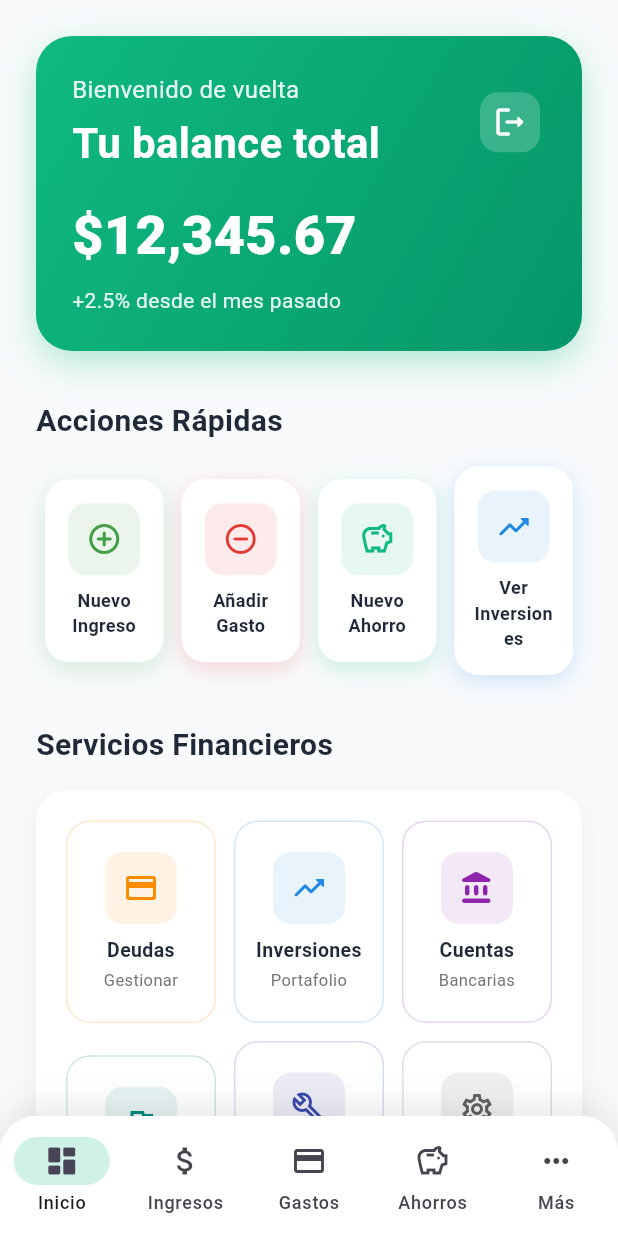
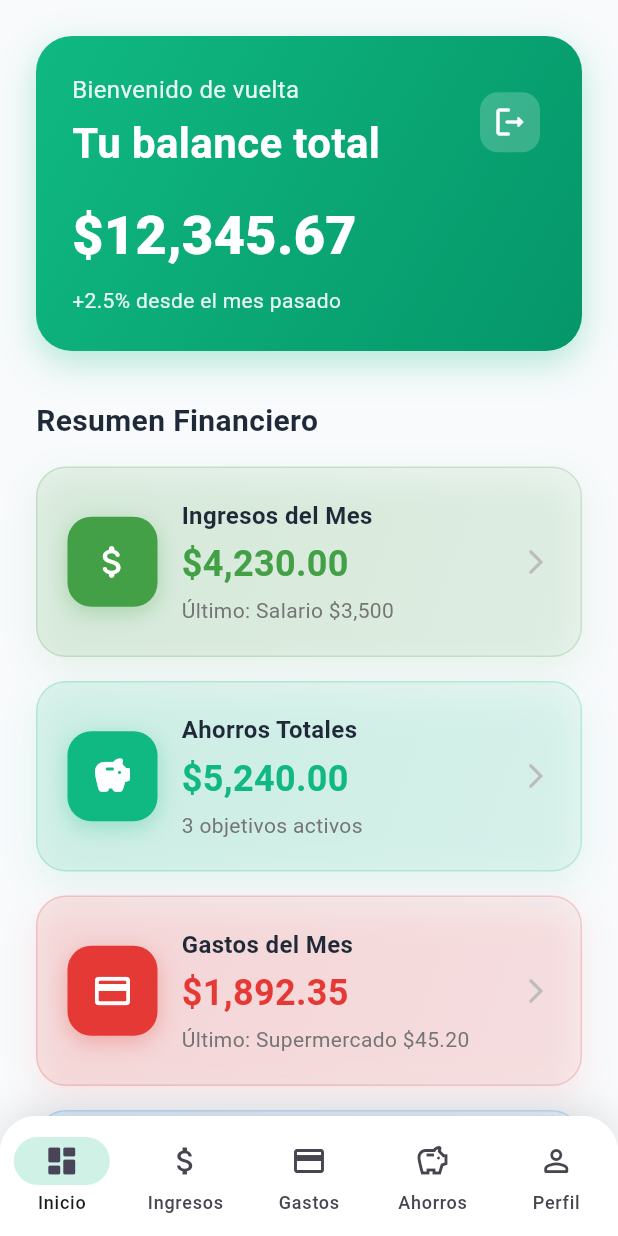
Before and after one commit to DaniielJr10/Wallet-Flow-app-movil, a Flutter app: the screen it shows once a user with an empty profile is signed in, on a phone screen of 412 x 824 dp. Run offline on Flutter 3.47's test engine with Material 3 defaults, Android fonts, the phone set to English and light mode, and no system bars; our stand-ins replace cloud_firestore, firebase_auth, firebase_core; accounts and stored records are empty; Roboto replaces fonts that are missing (SF Pro Text).

Commit message:
por ahora bien

```diff
--- a/lib/pantallas/principal.dart
+++ b/lib/pantallas/principal.dart
@@ -432,76 +432,7 @@ class _PantallaPrincipalState extends State<PantallaPrincipal>
 
             const SizedBox(height: 32),
 
-            // Acciones rápidas
-            const Text(
-              'Acciones Rápidas',
-              style: TextStyle(
-                fontSize: 20,
-                fontWeight: FontWeight.w700,
-                color: Color(0xFF1F2937),
-              ),
-            ),
-            const SizedBox(height: 16),
-            Row(
-              children: [
-                _buildQuickActionButton(
-                  title: 'Nuevo\nIngreso',
-                  icon: Icons.add_circle_outline_rounded,
-                  color: Colors.green.shade600,
-                  onTap: () => _navigateToSection(1), // Ingresos
-                ),
-                _buildQuickActionButton(
-                  title: 'Añadir\nGasto',
-                  icon: Icons.remove_circle_outline_rounded,
-                  color: Colors.red.shade600,
-                  onTap: () => _navigateToSection(2), // Gastos
-                ),
-                _buildQuickActionButton(
-                  title: 'Nuevo\nAhorro',
-                  icon: Icons.savings_outlined,
-                  color: const Color(0xFF10B981),
-                  onTap: () => _navigateToSection(3), // Ahorros
-                ),
-                _buildQuickActionButton(
-                  title: 'Ver\nInversiones',
-                  icon: Icons.trending_up_rounded,
-                  color: Colors.blue.shade600,
-                  onTap: () => _navigateToSection(5), // Inversiones
-                ),
-              ],
-            ),
-
-            const SizedBox(height: 32),
-
-            // Menú de servicios organizados
-            const Text(
-              'Servicios Financieros',
-              style: TextStyle(
-                fontSize: 20,
-                fontWeight: FontWeight.w700,
-                color: Color(0xFF1F2937),
-              ),
-            ),
-            const SizedBox(height: 16),
-
-            _buildFinancialServicesMenu(),
-
-            const SizedBox(height: 32),
-
-            // Análisis rápido
-            const Text(
-              'Análisis Rápido',
-              style: TextStyle(
-                fontSize: 20,
-                fontWeight: FontWeight.w700,
-                color: Color(0xFF1F2937),
-              ),
-            ),
-            const SizedBox(height: 16),
-
-            _buildQuickAnalysis(),
-
-            const SizedBox(height: 32),
+            // ...existing code...
 
             // Resumen financiero
             const Text(
@@ -513,7 +444,6 @@ class _PantallaPrincipalState extends State<PantallaPrincipal>
               ),
             ),
             const SizedBox(height: 16),
-
             _buildFinancialCard(
               title: 'Ingresos del Mes',
               amount: '\$4,230.00',
@@ -522,7 +452,6 @@ class _PantallaPrincipalState extends State<PantallaPrincipal>
               subtitle: 'Último: Salario \$3,500',
               onTap: () => _navigateToSection(1),
             ),
-
             _buildFinancialCard(
               title: 'Ahorros Totales',
               amount: '\$5,240.00',
@@ -531,7 +460,6 @@ class _PantallaPrincipalState extends State<PantallaPrincipal>
               subtitle: '3 objetivos activos',
               onTap: () => _navigateToSection(3),
             ),
-
             _buildFinancialCard(
               title: 'Gastos del Mes',
               amount: '\$1,892.35',
@@ -540,7 +468,6 @@ class _PantallaPrincipalState extends State<PantallaPrincipal>
               subtitle: 'Último: Supermercado \$45.20',
               onTap: () => _navigateToSection(2),
             ),
-
             _buildFinancialCard(
               title: 'Inversiones',
               amount: '\$8,750.22',
@@ -549,7 +476,6 @@ class _PantallaPrincipalState extends State<PantallaPrincipal>
               subtitle: '+12.5% este mes',
               onTap: () => _navigateToSection(5),
             ),
-
             _buildFinancialCard(
               title: 'Deudas Pendientes',
               amount: '\$2,340.80',
@@ -558,6 +484,30 @@ class _PantallaPrincipalState extends State<PantallaPrincipal>
               subtitle: '2 pagos próximos',
               onTap: () => _navigateToSection(4),
             ),
+            const SizedBox(height: 32),
+            // Menú de servicios organizados
+            const Text(
+              'Servicios Financieros',
+              style: TextStyle(
+                fontSize: 20,
+                fontWeight: FontWeight.w700,
+                color: Color(0xFF1F2937),
+              ),
+            ),
+            const SizedBox(height: 16),
+            _buildFinancialServicesMenu(),
+            const SizedBox(height: 32),
+            // Análisis rápido
+            const Text(
+              'Análisis Rápido',
+              style: TextStyle(
+                fontSize: 20,
+                fontWeight: FontWeight.w700,
+                color: Color(0xFF1F2937),
+              ),
+            ),
+            const SizedBox(height: 16),
+            _buildQuickAnalysis(),
 
             const SizedBox(height: 100), // Espacio extra para el bottom nav
           ],
@@ -943,9 +893,9 @@ class _PantallaPrincipalState extends State<PantallaPrincipal>
                 label: 'Ahorros',
               ),
               NavigationDestination(
-                icon: Icon(Icons.more_horiz_outlined),
-                selectedIcon: Icon(Icons.more_horiz_rounded),
-                label: 'Más',
+                icon: Icon(Icons.person_outline_rounded),
+                selectedIcon: Icon(Icons.person_rounded),
+                label: 'Perfil',
               ),
             ],
           ),
```
